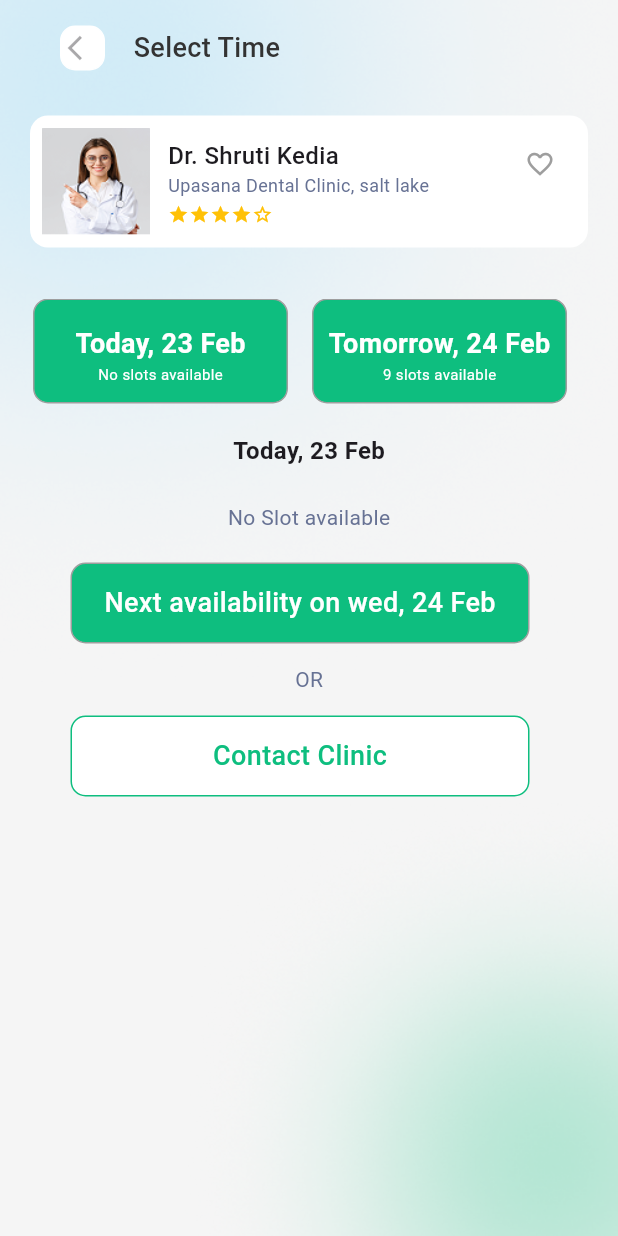
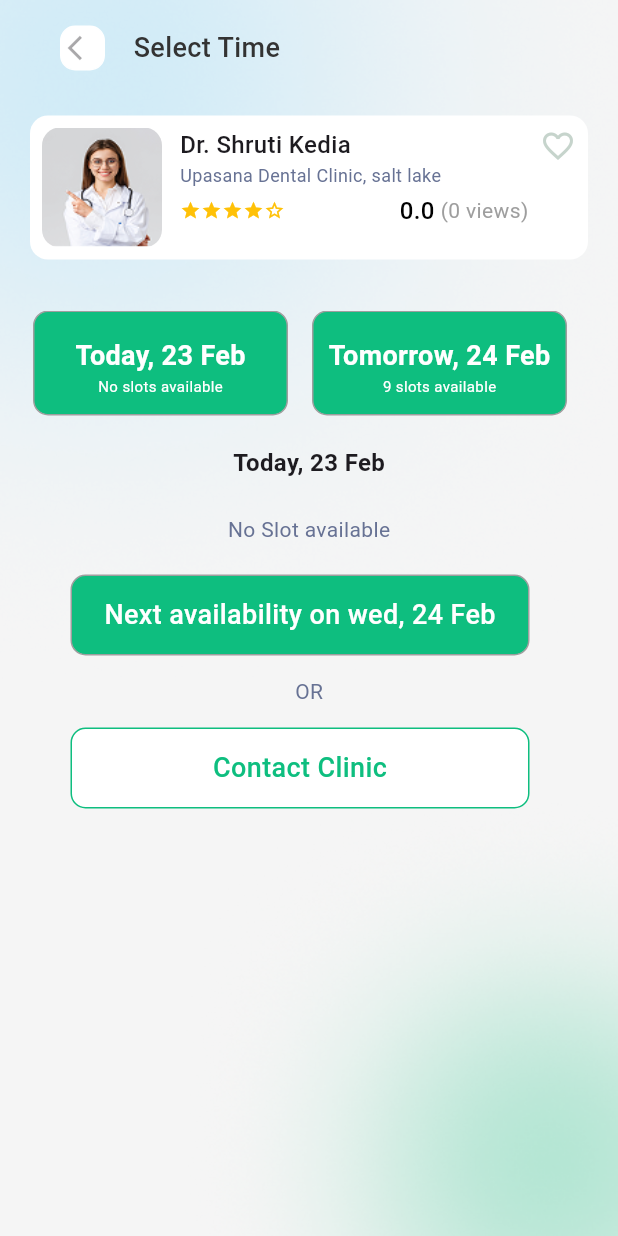
Before and after one commit to nouraalmufty-205/Doctor_app, a Flutter app: the Doctorselecttime1 screen opened directly, on a phone screen of 412 x 824 dp. Run offline on Flutter 3.47's test engine with Material 3 defaults, Android fonts, the phone set to English and light mode, and no system bars; drawn by our look-alikes of carousel_slider.

Commit message:
added popular doctors screen

```diff
--- a/lib/core/doctor_info_card.dart
+++ b/lib/core/doctor_info_card.dart
@@ -5,11 +5,16 @@ class DoctorInfoCard extends StatefulWidget {
   final String image;
   final String name;
   final String specialty;
+  final String? rate;
+  final String? views;
+
   const DoctorInfoCard({
     super.key,
     required this.image,
     required this.name,
     required this.specialty,
+    this.rate,
+    this.views,
   });
 
   @override
@@ -24,31 +29,37 @@ class _MyWidgetState extends State<DoctorInfoCard> {
       children: [
         Container(
           width: double.infinity,
-          height: 88,
+          // height: 88,
           padding: EdgeInsets.all(8),
           decoration: BoxDecoration(
             borderRadius: BorderRadius.circular(12),
             color: Colors.white,
           ),
-          child: Row(
+          child: Stack(
+            children: [
+              Row(
                 mainAxisAlignment: MainAxisAlignment.spaceBetween,
                 crossAxisAlignment: CrossAxisAlignment.start,
                 children: [
                   Container(
                     decoration: BoxDecoration(
-                  borderRadius: BorderRadius.circular(4),
+                      borderRadius: BorderRadius.circular(10),
                     ),
+                    child: ClipRRect(
+                      borderRadius: BorderRadius.circular(12),
                       child: Image.asset(
                         widget.image,
-                  width: 72,
-                  height: 72,
+                        width: 80,
+                        height: 80,
                         fit: BoxFit.cover,
+                      ),
                     ),
                   ),
                   SizedBox(width: 12),
                   Expanded(
+                    child: Padding(
+                      padding: const EdgeInsets.only(right: 28),
                       child: Column(
-                  mainAxisAlignment: MainAxisAlignment.center,
                         crossAxisAlignment: CrossAxisAlignment.start,
                         children: [
                           Text(
@@ -60,9 +71,15 @@ class _MyWidgetState extends State<DoctorInfoCard> {
                           ),
                           Text(
                             widget.specialty,
-                      style: TextStyle(color: Color(0xff677294), fontSize: 12),
+                            style: TextStyle(
+                              color: Color(0xff677294),
+                              fontSize: 12,
+                            ),
                           ),
                           SizedBox(height: 4),
+                          Row(
+                            mainAxisAlignment: MainAxisAlignment.spaceBetween,
+                            children: [
                               Row(
                                 children: List.generate(5, (index) {
                                   return Icon(
@@ -72,22 +89,44 @@ class _MyWidgetState extends State<DoctorInfoCard> {
                                   );
                                 }),
                               ),
+                              const Spacer(),
+                              Text(
+                                widget.rate ?? "0.0",
+                                style: TextStyle(
+                                  color: Colors.black,
+                                  fontSize: 16,
+                                  fontWeight: FontWeight.w500,
+                                ),
+                              ),
+                              const SizedBox(width: 4),
+                              Text(
+                                "(${widget.views ?? "0"} views) ",
+                                style: TextStyle(
+                                  color: Colors.grey,
+                                  fontSize: 14,
+                                ),
+                              ),
+                            ],
+                          ),
                         ],
                       ),
                     ),
-              IconButton(
-                padding: EdgeInsets.zero,
-                constraints: BoxConstraints(),
-
-                onPressed: () {
+                  ),
+                ],
+              ),
+              Positioned(
+                right: 0,
+                top: 0,
+                child: InkWell(
+                  onTap: () {
                     setState(() {
                       _isLiked = !_isLiked;
                     });
                   },
-                icon: Icon(
-                  _isLiked ? Icons.favorite : Icons.favorite_border,
-                  size: 20,
-                  color: _isLiked ? Colors.red : Colors.grey,
+                  child: Icon(
+                    _isLiked ? Icons.favorite : Icons.favorite_border_outlined,
+                    color: _isLiked ? Colors.red : const Color(0xff67729480),
+                  ),
                 ),
               ),
             ],
--- a/lib/main.dart
+++ b/lib/main.dart
@@ -2,6 +2,7 @@ import 'package:doctorapp/core/doctor_card.dart';
 import 'package:doctorapp/screens/doctorselecttime1.dart';
 import 'package:doctorapp/screens/doctorselecttime2.dart';
 import 'package:doctorapp/screens/finddoctorscreen.dart';
+import 'package:doctorapp/screens/homescreen.dart';
 import 'package:doctorapp/screens/menu_screen/menu_screen.dart';
 import 'package:doctorapp/screens/livescreen.dart';
 import 'package:doctorapp/screens/my_doctors/my_doctors_screen.dart';
@@ -20,7 +21,7 @@ class MyApp extends StatelessWidget {
   Widget build(BuildContext context) {
     return MaterialApp(
       debugShowCheckedModeBanner: false,
-      home: MyDoctorsScreen(),
+      home: Doctorselecttime2(),
     );
   }
 }
--- a/lib/screens/homescreen.dart
+++ b/lib/screens/homescreen.dart
@@ -7,6 +7,7 @@ import 'package:doctorapp/widgets/homeappbar.dart';
 import 'package:doctorapp/widgets/livedoctors.dart';
 import 'package:doctorapp/widgets/populardoctors.dart';
 import 'package:flutter/material.dart';
+import 'package:doctorapp/model/popular_doctors_data.dart';
 
 class HomeScreen extends StatefulWidget {
   const HomeScreen({super.key});
@@ -86,7 +87,10 @@ class _HomeScreenState extends State<HomeScreen> {
                 ],
               ),
               SizedBox(height: 10),
-              PopularDoctors(),
+              Padding(
+                padding: const EdgeInsets.symmetric(horizontal: 20),
+                child: PopularDoctors(doctors: homePopularDoctors),
+              ),
               const SizedBox(height: 20),
               FeatureDoctor(),
             ],
```
Also changed, not shown: lib/model/popular_doctors_data.dart (added, +30 -0 lines), lib/screens/populardoctorscreen.dart (added, +98 -0 lines), lib/widgets/doctorcard.dart (+16 -1 lines), lib/widgets/populardoctors.dart (+23 -23 lines), assets/mydoctor5.png (added), assets/mydoctor6.png (added), assets/mydoctor7.png (added), assets/populardoctor3.png (added), assets/populardoctor4.png (added), assets/populardoctor5.png (added). Lines whose indentation alone changed are shown as unchanged.
